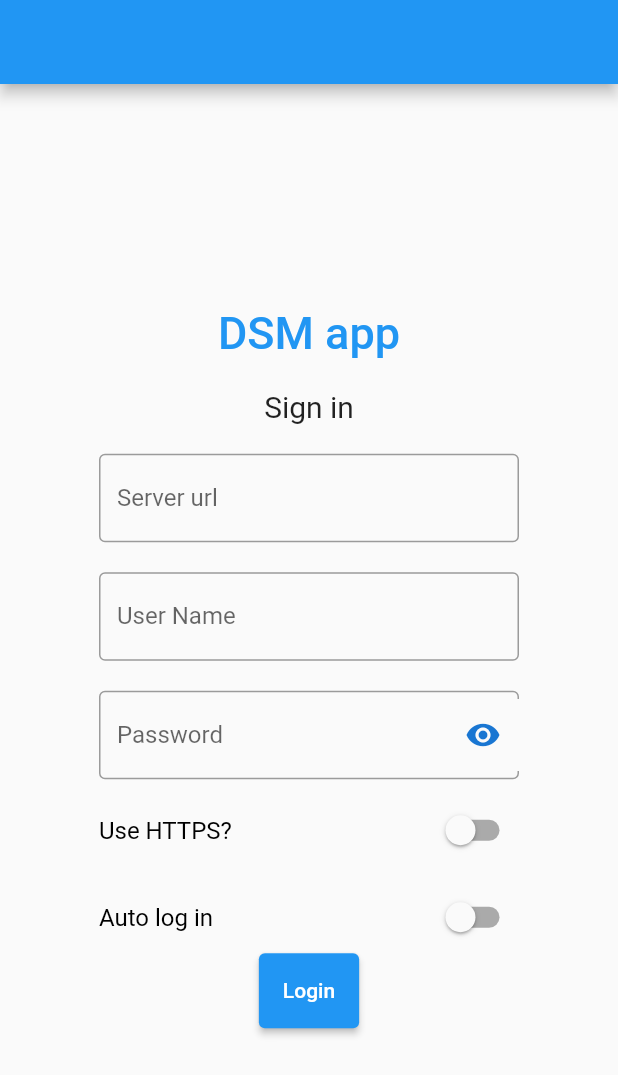
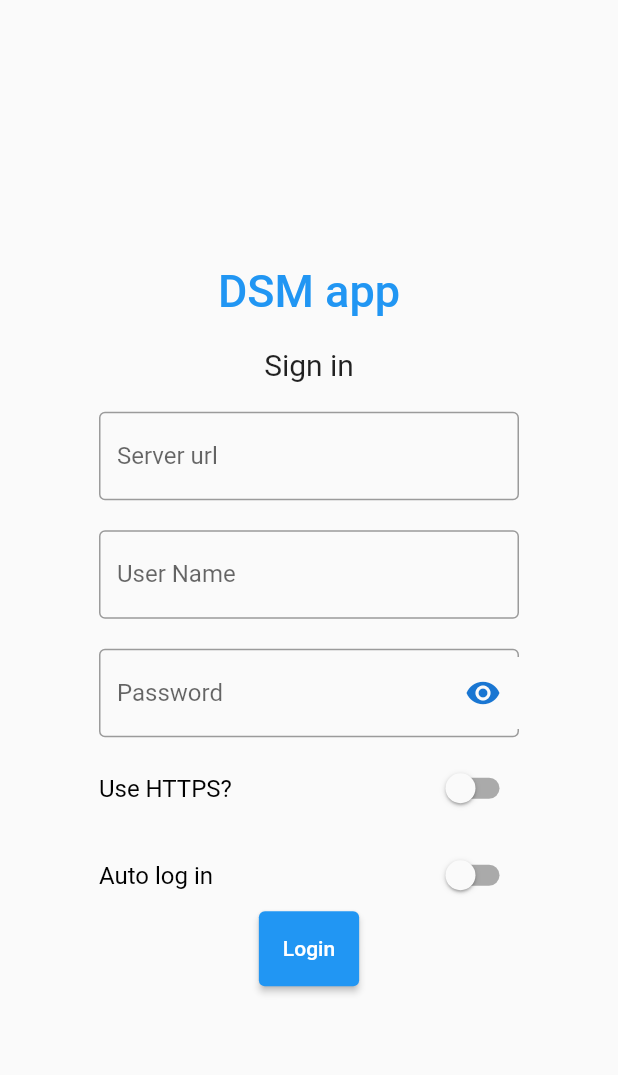
Before and after one commit to chitkiu/synopce, a Flutter app: the screen it shows after launch, on a phone screen of 412 x 824 dp. Shown: the top 1075 px of the screen. Run offline on Flutter 3.47's test engine with Material 2 defaults, Android fonts, the phone set to English and light mode, and no system bars; our stand-ins replace bloc, file_picker, flutter_bloc, flutter_secure_storage, flutter_swipe_action_cell, responsive_builder; missing offline and left inert: dsm_sdk, flutter_fancy_tree_view.

Commit message:
Small UI improvements

```diff
--- a/lib/common/base_scaffold.dart
+++ b/lib/common/base_scaffold.dart
@@ -2,7 +2,6 @@ import 'dart:io' show Platform;
 
 import 'package:flutter/cupertino.dart';
 import 'package:flutter/material.dart';
-import 'package:flutter/widgets.dart';
 
 class BaseScaffold extends StatelessWidget {
   final Widget child;
@@ -30,12 +29,18 @@ class BaseScaffold extends StatelessWidget {
       );
     } else {
       return Scaffold(
-        appBar: AppBar(
-          title: barWidget,
-        ),
+        appBar: _getAppBar(),
         backgroundColor: backgroundColor,
         body: child,
         floatingActionButton: _getFloatingActionButton(),
+      );
+    }
+  }
+
+  AppBar? _getAppBar() {
+    if (barWidget != null) {
+      return AppBar(
+        title: barWidget,
       );
     }
   }
```
Also changed, not shown: lib/download_station/tasks_list/task_item_widget.dart (+2 -8 lines), lib/download_station/tasks_list/tasks_screen_widget.dart (+8 -5 lines).
